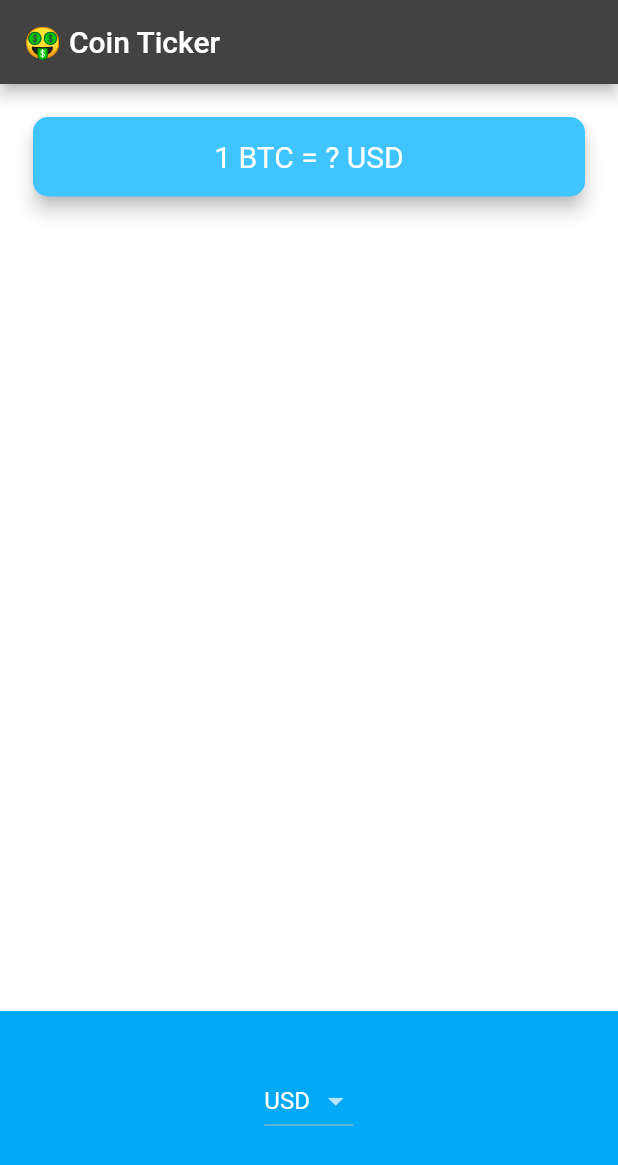
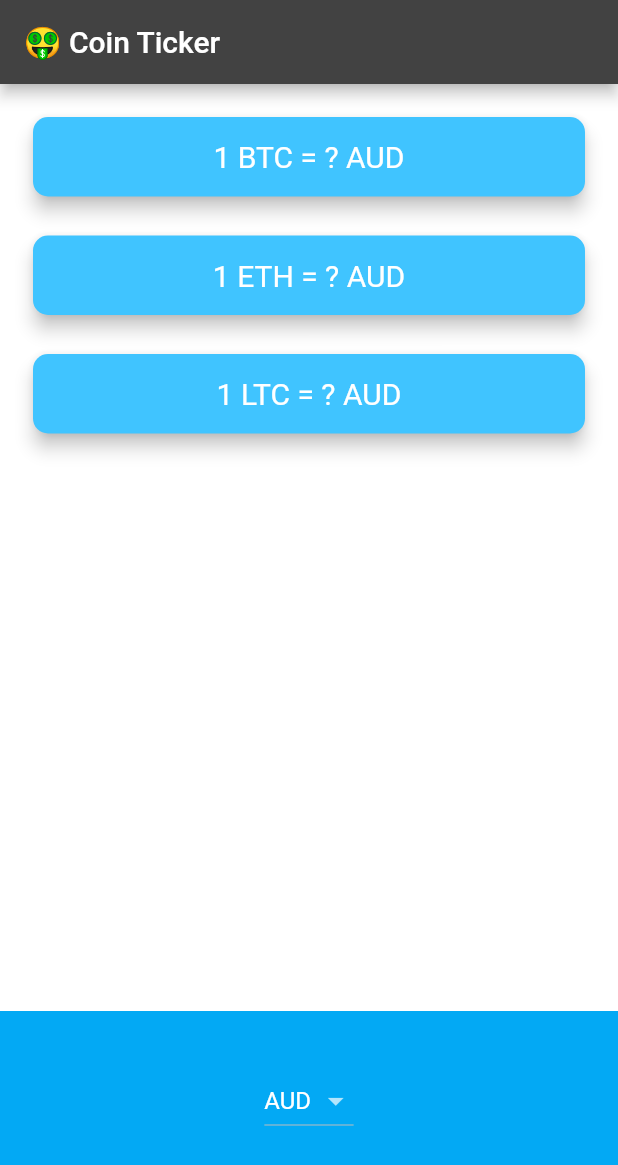
Before and after one commit to Nis-chal/bitcoin-currency-checker, a Flutter app: the screen it shows after launch, on a phone screen of 412 x 824 dp. Shown: the top 1165 px of the screen. Run offline on Flutter 3.47's test engine with Material 2 defaults, Android fonts, the phone set to English and light mode, and no system bars; network calls fail.

Commit message:
now you can see eth and ltc rate accordind to currency

```diff
--- a/lib/screens/price_screen.dart
+++ b/lib/screens/price_screen.dart
@@ -9,7 +9,7 @@
 }
 
 class _PriceScreenState extends State<PriceScreen> {
-  String selectedCurrency = 'USD';
+  String selectedCurrency = 'AUD';
 
   DropdownButton<String> androidDropdown() {
     List<DropdownMenuItem<String>> dropdownItems = [];
@@ -27,6 +27,7 @@
       onChanged: (value) {
         setState(() {
           selectedCurrency = value!;
+          getData();
         });
       },
     );
@@ -42,22 +43,30 @@
       backgroundColor: Colors.lightBlue,
       itemExtent: 32.0,
       onSelectedItemChanged: (selectedIndex) {
-        print(selectedIndex);
+        setState(() {
+          selectedCurrency = currenciesList[selectedIndex];
+          getData();
+        });
       },
       children: pickerItems,
     );
   }
 
-  //12. Create a variable to hold the value and use in our Text Widget. Give the variable a starting value of '?' before the data comes back from the async methods.
-  String bitcoinValueInUSD = '?';
+  //value had to be updated into a Map to store the values of all three cryptocurrencies.
+  Map<String, String> coinValues = {};
+  //7: Figure out a way of displaying a '?' on screen while we're waiting for the price data to come back. First we have to create a variable to keep track of when we're waiting on the request to complete.
+  bool isWaiting = false;
 
-  //11. Create an async method here await the coin data from coin_data.dart
   void getData() async {
+    //7: Second, we set it to true when we initiate the request for prices.
+    isWaiting = true;
     try {
-      double data = await CoinData().getCoinData();
-      //13. We can't await in a setState(). So you have to separate it out into two steps.
+      //6: Update this method to receive a Map containing the crypto:price key value pairs.
+      var data = await CoinData().getCoinData(selectedCurrency);
+      //7. Third, as soon the above line of code completes, we now have the data and no longer need to wait. So we can set isWaiting to false.
+      isWaiting = false;
       setState(() {
-        bitcoinValueInUSD = data.toStringAsFixed(0);
+        coinValues = data;
       });
     } catch (e) {
       print(e);
@@ -67,9 +76,26 @@
   @override
   void initState() {
     super.initState();
-    //14. Call getData() when the screen loads up. We can't call CoinData().getCoinData() directly here because we can't make initState() async.
     getData();
   }
+
+  ////For bonus points, create a method that loops through the cryptoList and generates a CryptoCard for each. Call makeCards() in the build() method instead of the Column with 3 CryptoCards.
+//  Column makeCards() {
+//    List<CryptoCard> cryptoCards = [];
+//    for (String crypto in cryptoList) {
+//      cryptoCards.add(
+//        CryptoCard(
+//          cryptoCurrency: crypto,
+//          selectedCurrency: selectedCurrency,
+//          value: isWaiting ? '?' : coinValues[crypto],
+//        ),
+//      );
+//    }
+//    return Column(
+//      crossAxisAlignment: CrossAxisAlignment.stretch,
+//      children: cryptoCards,
+//    );
+//  }
 
   @override
   Widget build(BuildContext context) {
@@ -81,28 +107,29 @@
         mainAxisAlignment: MainAxisAlignment.spaceBetween,
         crossAxisAlignment: CrossAxisAlignment.stretch,
         children: <Widget>[
-          Padding(
-            padding: EdgeInsets.fromLTRB(18.0, 18.0, 18.0, 0),
-            child: Card(
-              color: Colors.lightBlueAccent,
-              elevation: 5.0,
-              shape: RoundedRectangleBorder(
-                borderRadius: BorderRadius.circular(10.0),
+          //3: You'll need to use a Column Widget to contain the three CryptoCards.
+          Column(
+            crossAxisAlignment: CrossAxisAlignment.stretch,
+            children: <Widget>[
+              CryptoCard(
+                cryptoCurrency: 'BTC',
+                //7. Finally, we use a ternary operator to check if we are waiting and if so, we'll display a '?' otherwise we'll show the actual price data.
+                value: isWaiting ? '?' : coinValues['BTC']!,
+                selectedCurrency: selectedCurrency,
               ),
-              child: Padding(
-                padding: EdgeInsets.symmetric(vertical: 15.0, horizontal: 28.0),
-                child: Text(
-                  //15. Update the Text Widget with the data in bitcoinValueInUSD.
-                  '1 BTC = $bitcoinValueInUSD USD',
-                  textAlign: TextAlign.center,
-                  style: TextStyle(
-                    fontSize: 20.0,
-                    color: Colors.white,
-                  ),
-                ),
+              CryptoCard(
+                cryptoCurrency: 'ETH',
+                value: isWaiting ? '?' : coinValues['ETH']!,
+                selectedCurrency: selectedCurrency,
               ),
-            ),
+              CryptoCard(
+                cryptoCurrency: 'LTC',
+                value: isWaiting ? '?' : coinValues['LTC']!,
+                selectedCurrency: selectedCurrency,
+              ),
+            ],
           ),
+
           Container(
             height: 150.0,
             alignment: Alignment.center,
@@ -115,3 +142,42 @@
     );
   }
 }
+
+//1: Refactor this Padding Widget into a separate Stateless Widget called CryptoCard, so we can create 3 of them, one for each cryptocurrency.
+class CryptoCard extends StatelessWidget {
+  //2: You'll need to able to pass the selectedCurrency, value and cryptoCurrency to the constructor of this CryptoCard Widget.
+  CryptoCard({
+    required this.value,
+    required this.selectedCurrency,
+    required this.cryptoCurrency,
+  });
+
+  final String value;
+  final String selectedCurrency;
+  final String cryptoCurrency;
+
+  @override
+  Widget build(BuildContext context) {
+    return Padding(
+      padding: EdgeInsets.fromLTRB(18.0, 18.0, 18.0, 0),
+      child: Card(
+        color: Colors.lightBlueAccent,
+        elevation: 5.0,
+        shape: RoundedRectangleBorder(
+          borderRadius: BorderRadius.circular(10.0),
+        ),
+        child: Padding(
+          padding: EdgeInsets.symmetric(vertical: 15.0, horizontal: 28.0),
+          child: Text(
+            '1 $cryptoCurrency = $value $selectedCurrency',
+            textAlign: TextAlign.center,
+            style: TextStyle(
+              fontSize: 20.0,
+              color: Colors.white,
+            ),
+          ),
+        ),
+      ),
+    );
+  }
+}
```
Also changed, not shown: lib/coin_data.dart (+11 -8 lines).
